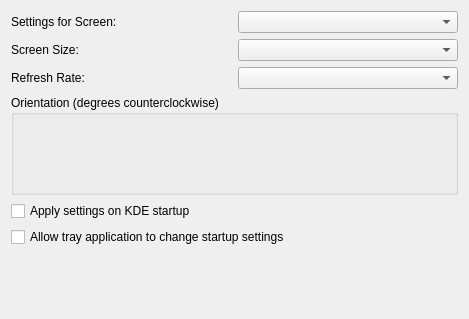
Old version of the form kcontrol/randr/legacyrandrconfigbase.ui in the repository mgottschlag/kwin-tiling.
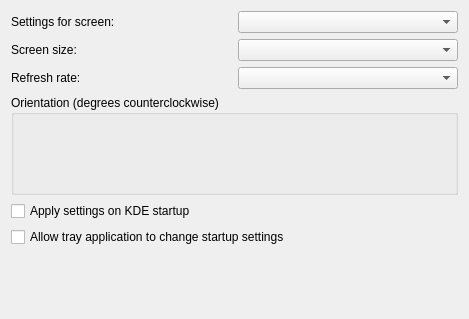
New version of the form. Custom widgets are drawn as their Qt base class.

Patch:
```diff
--- a/kcontrol/randr/legacyrandrconfigbase.ui
+++ b/kcontrol/randr/legacyrandrconfigbase.ui
@@ -21,7 +21,7 @@
      <item>
       <widget class="QLabel" name="screenLabel" >
        <property name="text" >
-        <string>Settings for Screen:</string>
+        <string>Settings for screen:</string>
        </property>
        <property name="buddy" >
         <cstring>screenCombo</cstring>
@@ -42,7 +42,7 @@
      <item>
       <widget class="QLabel" name="sizeLabel" >
        <property name="text" >
-        <string>Screen Size:</string>
+        <string>Screen size:</string>
        </property>
        <property name="buddy" >
         <cstring>sizeCombo</cstring>
@@ -63,7 +63,7 @@
      <item>
       <widget class="QLabel" name="rateLabel" >
        <property name="text" >
-        <string>Refresh Rate:</string>
+        <string>Refresh rate:</string>
        </property>
       </widget>
      </item>
```
